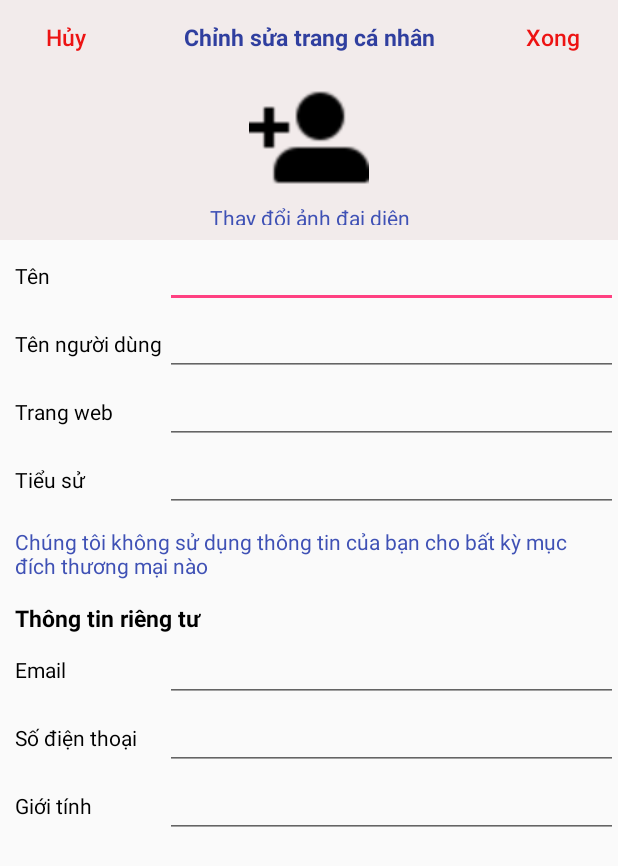
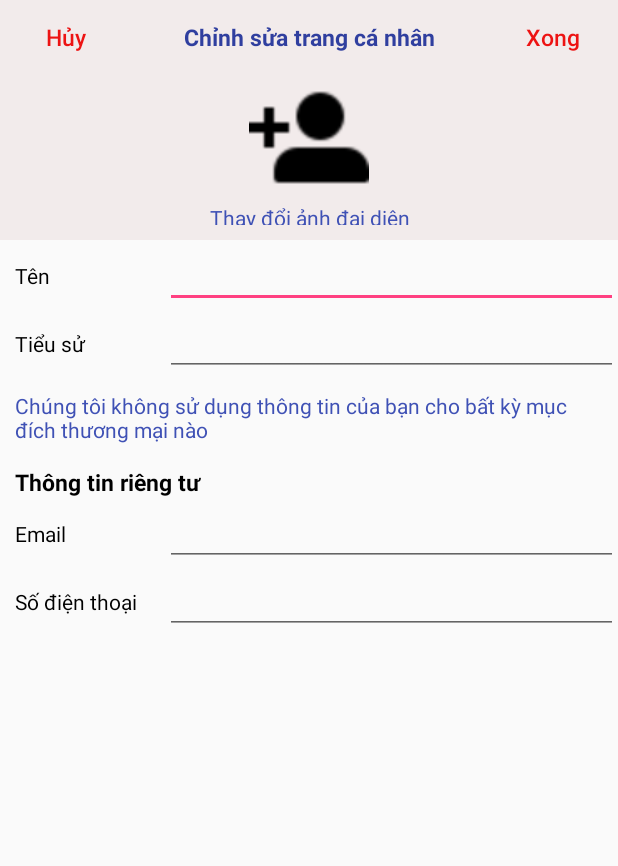
Before and after one commit to SN-UTETeam/KLTN, an Android app: the TabActivity_profile screen opened directly, with no data from a screen before it, after a tap on "Chỉnh sửa trang cá nhân", on a phone screen of 412 x 824 dp. Shown: the top 866 px of the screen. Run offline under Robolectric (Android 15) with nearby library versions, the light colour scheme and no system bars; our stand-ins replace Firebase (no records; nobody signed in at launch, a user with empty details on screens opened directly).

Commit message:
Update 10:26PM 26/10/2017 Update Sign Up and Sign In

```diff
--- a/app/build.gradle
+++ b/app/build.gradle
@@ -39,6 +39,7 @@ dependencies {
     compile 'com.google.firebase:firebase-core:11.4.2'
     compile 'com.google.firebase:firebase-messaging:11.4.2'
     compile 'com.google.firebase:firebase-auth:11.4.2'
+    compile 'com.google.firebase:firebase-database:11.4.2'
     compile 'com.google.android.gms:play-services-auth:11.4.2'
     compile 'com.android.support:appcompat-v7:25.3.1'
     compile 'com.android.support.constraint:constraint-layout:1.0.2'
--- a/app/src/main/java/pjm/tlcn/Activity/TabActivity_profile.java
+++ b/app/src/main/java/pjm/tlcn/Activity/TabActivity_profile.java
@@ -11,12 +11,15 @@ import android.widget.TextView;
 
 import com.google.firebase.auth.FirebaseAuth;
 import com.google.firebase.auth.FirebaseUser;
+import com.google.firebase.database.DatabaseReference;
+import com.google.firebase.database.FirebaseDatabase;
 
 import pjm.tlcn.R;
 
 @SuppressWarnings("deprecation")
 public class TabActivity_profile extends TabActivity {
     public FirebaseUser user;
+    public DatabaseReference mDatabase;
     private TextView tv_UserName;
     private TabHost Tabhost_profile;
     private Button btn_edit_profile;
@@ -35,9 +38,22 @@ public class TabActivity_profile extends TabActivity {
 
         //get Current User
         user = FirebaseAuth.getInstance().getCurrentUser();
-        if(user!=null){
-            tv_UserName.setText(user.getEmail().toString());
-        }
+        mDatabase = FirebaseDatabase.getInstance().getReference();
+//       DatabaseReference mData = mDatabase.child("Users").child(user.getUid()).child("Username");
+//       mData.addListenerForSingleValueEvent(new ValueEventListener() {
+//           @Override
+//           public void onDataChange(DataSnapshot dataSnapshot) {
+//               String username = dataSnapshot.getValue().toString();
+//               Log.d("Username",username);
+//               tv_UserName.setText(username);
+//           }
+//
+//           @Override
+//           public void onCancelled(DatabaseError databaseError) {
+//
+//           }
+//       });
+
 
 
         //Create Tabhost
@@ -83,4 +99,11 @@ public class TabActivity_profile extends TabActivity {
         });
         //End Set Onclick ImgBtn_setting
     }
+    public static String EncodeString(String string) {
+        return string.replace(".", ",");
+    }
+
+    public static String DecodeString(String string) {
+        return string.replace(",", ".");
+    }
 }
--- a/app/src/main/res/layout/activity_edit_profile.xml
+++ b/app/src/main/res/layout/activity_edit_profile.xml
@@ -80,32 +80,7 @@
                 android:layout_width="match_parent"
                 android:layout_height="wrap_content" />
         </LinearLayout>
-        <LinearLayout
-            android:layout_width="match_parent"
-            android:layout_height="wrap_content">
-            <TextView
-                android:textColor="@color/colorDark"
-                android:layout_marginLeft="10dp"
-                android:layout_width="100dp"
-                android:layout_height="wrap_content"
-                android:text="Tên người dùng"/>
-            <EditText
-                android:layout_width="match_parent"
-                android:layout_height="wrap_content" />
-        </LinearLayout>
-        <LinearLayout
-            android:layout_width="match_parent"
-            android:layout_height="wrap_content">
-            <TextView
-                android:textColor="@color/colorDark"
-                android:layout_marginLeft="10dp"
-                android:layout_width="100dp"
-                android:layout_height="wrap_content"
-                android:text="Trang web"/>
-            <EditText
-                android:layout_width="match_parent"
-                android:layout_height="wrap_content" />
-        </LinearLayout>
+
         <LinearLayout
             android:layout_width="match_parent"
             android:layout_height="wrap_content">
@@ -159,18 +134,6 @@
                 android:layout_width="match_parent"
                 android:layout_height="wrap_content" />
         </LinearLayout>
-        <LinearLayout
-            android:layout_width="match_parent"
-            android:layout_height="wrap_content">
-            <TextView
-                android:textColor="@color/colorDark"
-                android:layout_marginLeft="10dp"
-                android:layout_width="100dp"
-                android:layout_height="wrap_content"
-                android:text="Giới tính"/>
-            <EditText
-                android:layout_width="match_parent"
-                android:layout_height="wrap_content" />
-        </LinearLayout>
+
     </LinearLayout>
 </LinearLayout>
```
Also changed, not shown: app/src/main/java/pjm/tlcn/Activity/Register.java (+10 -3 lines), app/src/main/java/pjm/tlcn/Model/User.java (+62 -4 lines).
